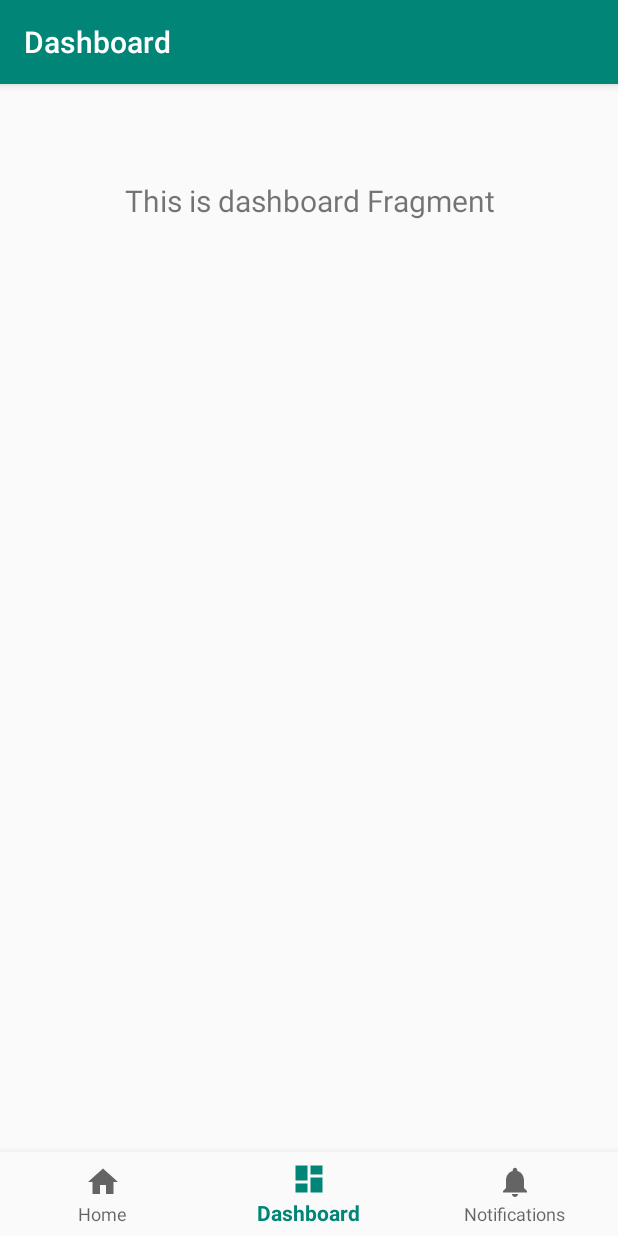
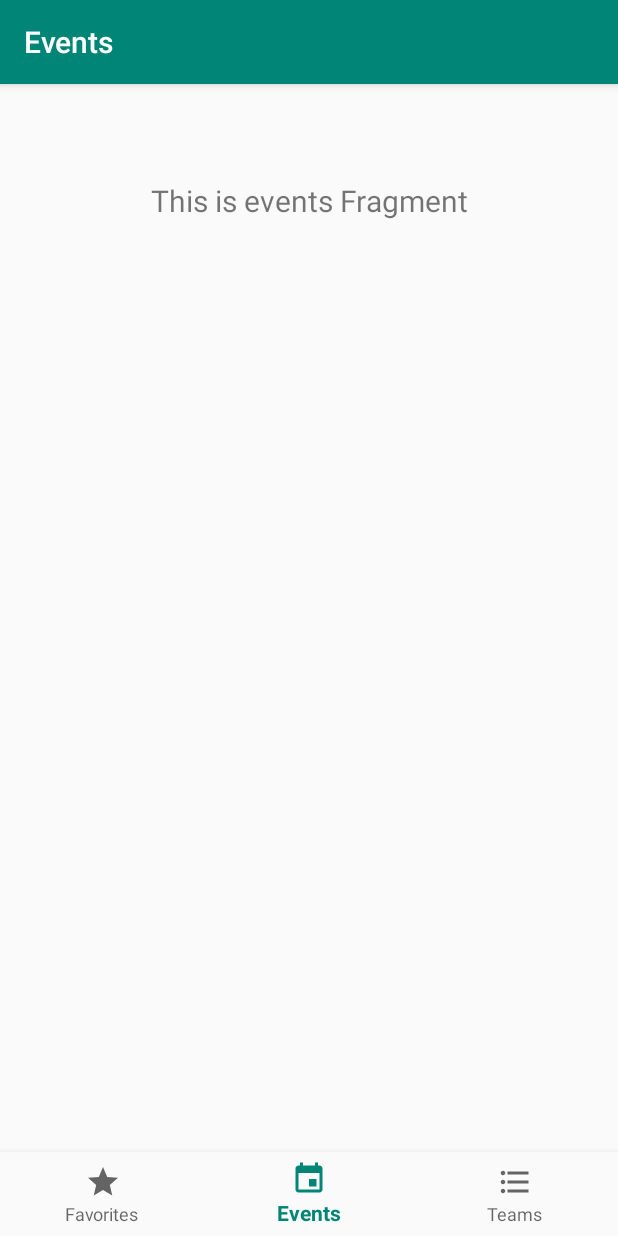
Before and after one commit to Trimbell/VEXStats, an Android app: the EventsFragment screen opened through its navigation route, item 2 of the bottom bar chosen, on a phone screen of 412 x 824 dp. Run offline under Robolectric (Android 15) with nearby library versions, the phone set to English and light mode, and no system bars; our stand-ins replace navigation-ui.

Commit message:
Change fragment names

```diff
--- a/app/src/main/java/com/trimbell/vexstats/MainActivity.kt
+++ b/app/src/main/java/com/trimbell/vexstats/MainActivity.kt
@@ -20,7 +20,7 @@ class MainActivity : AppCompatActivity() {
         // menu should be considered as top level destinations.
         val appBarConfiguration = AppBarConfiguration(
             setOf(
-                R.id.navigation_home, R.id.navigation_dashboard, R.id.navigation_notifications
+                R.id.navigation_favorites, R.id.navigation_events, R.id.navigation_teams
             )
         )
         setupActionBarWithNavController(navController, appBarConfiguration)
--- a/app/src/main/java/com/trimbell/vexstats/ui/notifications/NotificationsFragment.kt
+++ b/app/src/main/java/com/trimbell/vexstats/ui/events/EventsFragment.kt
@@ -1,4 +1,4 @@
-package com.trimbell.vexstats.ui.notifications
+package com.trimbell.vexstats.ui.events
 
 import android.os.Bundle
 import android.view.LayoutInflater
@@ -10,20 +10,20 @@ import androidx.lifecycle.Observer
 import androidx.lifecycle.ViewModelProviders
 import com.trimbell.vexstats.R
 
-class NotificationsFragment : Fragment() {
+class EventsFragment : Fragment() {
 
-    private lateinit var notificationsViewModel: NotificationsViewModel
+    private lateinit var eventsViewModel: EventsViewModel
 
     override fun onCreateView(
         inflater: LayoutInflater,
         container: ViewGroup?,
         savedInstanceState: Bundle?
     ): View? {
-        notificationsViewModel =
-            ViewModelProviders.of(this).get(NotificationsViewModel::class.java)
-        val root = inflater.inflate(R.layout.fragment_notifications, container, false)
-        val textView: TextView = root.findViewById(R.id.text_notifications)
-        notificationsViewModel.text.observe(this, Observer {
+        eventsViewModel =
+            ViewModelProviders.of(this).get(EventsViewModel::class.java)
+        val root = inflater.inflate(R.layout.fragment_events, container, false)
+        val textView: TextView = root.findViewById(R.id.text_dashboard)
+        eventsViewModel.text.observe(this, Observer {
             textView.text = it
         })
         return root
--- a/app/src/main/java/com/trimbell/vexstats/ui/dashboard/DashboardViewModel.kt
+++ b/app/src/main/java/com/trimbell/vexstats/ui/events/EventsViewModel.kt
@@ -1,13 +1,13 @@
-package com.trimbell.vexstats.ui.dashboard
+package com.trimbell.vexstats.ui.events
 
 import androidx.lifecycle.LiveData
 import androidx.lifecycle.MutableLiveData
 import androidx.lifecycle.ViewModel
 
-class DashboardViewModel : ViewModel() {
+class EventsViewModel : ViewModel() {
 
     private val _text = MutableLiveData<String>().apply {
-        value = "This is dashboard Fragment"
+        value = "This is events Fragment"
     }
     val text: LiveData<String> = _text
 }
--- a/app/src/main/java/com/trimbell/vexstats/ui/home/HomeFragment.kt
+++ b/app/src/main/java/com/trimbell/vexstats/ui/favorites/FavoritesFragment.kt
@@ -1,4 +1,4 @@
-package com.trimbell.vexstats.ui.home
+package com.trimbell.vexstats.ui.favorites
 
 import android.os.Bundle
 import android.view.LayoutInflater
@@ -10,20 +10,20 @@ import androidx.lifecycle.Observer
 import androidx.lifecycle.ViewModelProviders
 import com.trimbell.vexstats.R
 
-class HomeFragment : Fragment() {
+class FavoritesFragment : Fragment() {
 
-    private lateinit var homeViewModel: HomeViewModel
+    private lateinit var favoritesViewModel: FavoritesViewModel
 
     override fun onCreateView(
         inflater: LayoutInflater,
         container: ViewGroup?,
         savedInstanceState: Bundle?
     ): View? {
-        homeViewModel =
-            ViewModelProviders.of(this).get(HomeViewModel::class.java)
-        val root = inflater.inflate(R.layout.fragment_home, container, false)
+        favoritesViewModel =
+            ViewModelProviders.of(this).get(FavoritesViewModel::class.java)
+        val root = inflater.inflate(R.layout.fragment_favorites, container, false)
         val textView: TextView = root.findViewById(R.id.text_home)
-        homeViewModel.text.observe(this, Observer {
+        favoritesViewModel.text.observe(this, Observer {
             textView.text = it
         })
         return root
--- a/app/src/main/java/com/trimbell/vexstats/ui/notifications/NotificationsViewModel.kt
+++ b/app/src/main/java/com/trimbell/vexstats/ui/favorites/FavoritesViewModel.kt
@@ -1,13 +1,13 @@
-package com.trimbell.vexstats.ui.notifications
+package com.trimbell.vexstats.ui.favorites
 
 import androidx.lifecycle.LiveData
 import androidx.lifecycle.MutableLiveData
 import androidx.lifecycle.ViewModel
 
-class NotificationsViewModel : ViewModel() {
+class FavoritesViewModel : ViewModel() {
 
     private val _text = MutableLiveData<String>().apply {
-        value = "This is notifications Fragment"
+        value = "This is favorites Fragment"
     }
     val text: LiveData<String> = _text
 }
--- a/app/src/main/java/com/trimbell/vexstats/ui/dashboard/DashboardFragment.kt
+++ b/app/src/main/java/com/trimbell/vexstats/ui/teams/TeamsFragment.kt
@@ -1,4 +1,4 @@
-package com.trimbell.vexstats.ui.dashboard
+package com.trimbell.vexstats.ui.teams
 
 import android.os.Bundle
 import android.view.LayoutInflater
@@ -10,20 +10,20 @@ import androidx.lifecycle.Observer
 import androidx.lifecycle.ViewModelProviders
 import com.trimbell.vexstats.R
 
-class DashboardFragment : Fragment() {
+class TeamsFragment : Fragment() {
 
-    private lateinit var dashboardViewModel: DashboardViewModel
+    private lateinit var teamsViewModel: TeamsViewModel
 
     override fun onCreateView(
         inflater: LayoutInflater,
         container: ViewGroup?,
         savedInstanceState: Bundle?
     ): View? {
-        dashboardViewModel =
-            ViewModelProviders.of(this).get(DashboardViewModel::class.java)
-        val root = inflater.inflate(R.layout.fragment_dashboard, container, false)
-        val textView: TextView = root.findViewById(R.id.text_dashboard)
-        dashboardViewModel.text.observe(this, Observer {
+        teamsViewModel =
+            ViewModelProviders.of(this).get(TeamsViewModel::class.java)
+        val root = inflater.inflate(R.layout.fragment_teams, container, false)
+        val textView: TextView = root.findViewById(R.id.text_notifications)
+        teamsViewModel.text.observe(this, Observer {
             textView.text = it
         })
         return root
--- a/app/src/main/java/com/trimbell/vexstats/ui/home/HomeViewModel.kt
+++ b/app/src/main/java/com/trimbell/vexstats/ui/teams/TeamsViewModel.kt
@@ -1,13 +1,13 @@
-package com.trimbell.vexstats.ui.home
+package com.trimbell.vexstats.ui.teams
 
 import androidx.lifecycle.LiveData
 import androidx.lifecycle.MutableLiveData
 import androidx.lifecycle.ViewModel
 
-class HomeViewModel : ViewModel() {
+class TeamsViewModel : ViewModel() {
 
     private val _text = MutableLiveData<String>().apply {
-        value = "This is home Fragment"
+        value = "This is teams Fragment"
     }
     val text: LiveData<String> = _text
 }
--- /dev/null
+++ b/app/src/main/res/drawable/ic_event_black_24dp.xml
@@ -0,0 +1,9 @@
+<vector xmlns:android="http://schemas.android.com/apk/res/android"
+        android:width="24dp"
+        android:height="24dp"
+        android:viewportWidth="24.0"
+        android:viewportHeight="24.0">
+    <path
+        android:fillColor="#FF000000"
+        android:pathData="M17,12h-5v5h5v-5zM16,1v2L8,3L8,1L6,1v2L5,3c-1.11,0 -1.99,0.9 -1.99,2L3,19c0,1.1 0.89,2 2,2h14c1.1,0 2,-0.9 2,-2L21,5c0,-1.1 -0.9,-2 -2,-2h-1L18,1h-2zM19,19L5,19L5,8h14v11z"/>
+</vector>
--- /dev/null
+++ b/app/src/main/res/drawable/ic_format_list_bulleted_black_24dp.xml
@@ -0,0 +1,9 @@
+<vector xmlns:android="http://schemas.android.com/apk/res/android"
+        android:width="24dp"
+        android:height="24dp"
+        android:viewportWidth="24.0"
+        android:viewportHeight="24.0">
+    <path
+        android:fillColor="#FF000000"
+        android:pathData="M4,10.5c-0.83,0 -1.5,0.67 -1.5,1.5s0.67,1.5 1.5,1.5 1.5,-0.67 1.5,-1.5 -0.67,-1.5 -1.5,-1.5zM4,4.5c-0.83,0 -1.5,0.67 -1.5,1.5S3.17,7.5 4,7.5 5.5,6.83 5.5,6 4.83,4.5 4,4.5zM4,16.5c-0.83,0 -1.5,0.68 -1.5,1.5s0.68,1.5 1.5,1.5 1.5,-0.68 1.5,-1.5 -0.67,-1.5 -1.5,-1.5zM7,19h14v-2L7,17v2zM7,13h14v-2L7,11v2zM7,5v2h14L21,5L7,5z"/>
+</vector>
--- /dev/null
+++ b/app/src/main/res/drawable/ic_star_black_24dp.xml
@@ -0,0 +1,9 @@
+<vector xmlns:android="http://schemas.android.com/apk/res/android"
+        android:width="24dp"
+        android:height="24dp"
+        android:viewportWidth="24.0"
+        android:viewportHeight="24.0">
+    <path
+        android:fillColor="#FF000000"
+        android:pathData="M12,17.27L18.18,21l-1.64,-7.03L22,9.24l-7.19,-0.61L12,2 9.19,8.63 2,9.24l5.46,4.73L5.82,21z"/>
+</vector>
--- a/app/src/main/res/menu/bottom_nav_menu.xml
+++ b/app/src/main/res/menu/bottom_nav_menu.xml
@@ -2,18 +2,18 @@
 <menu xmlns:android="http://schemas.android.com/apk/res/android">
 
     <item
-        android:id="@+id/navigation_home"
-        android:icon="@drawable/ic_home_black_24dp"
-        android:title="@string/title_home" />
+        android:id="@+id/navigation_favorites"
+        android:icon="@drawable/ic_star_black_24dp"
+        android:title="@string/title_favorites" />
 
     <item
-        android:id="@+id/navigation_dashboard"
-        android:icon="@drawable/ic_dashboard_black_24dp"
-        android:title="@string/title_dashboard" />
+        android:id="@+id/navigation_events"
+        android:icon="@drawable/ic_event_black_24dp"
+        android:title="@string/title_events" />
 
     <item
-        android:id="@+id/navigation_notifications"
-        android:icon="@drawable/ic_notifications_black_24dp"
-        android:title="@string/title_notifications" />
+        android:id="@+id/navigation_teams"
+        android:icon="@drawable/ic_format_list_bulleted_black_24dp"
+        android:title="@string/title_teams" />
 
 </menu>
--- a/app/src/main/res/navigation/mobile_navigation.xml
+++ b/app/src/main/res/navigation/mobile_navigation.xml
@@ -3,23 +3,23 @@
     xmlns:app="http://schemas.android.com/apk/res-auto"
     xmlns:tools="http://schemas.android.com/tools"
     android:id="@+id/mobile_navigation"
-    app:startDestination="@+id/navigation_home">
+    app:startDestination="@+id/navigation_favorites">
 
     <fragment
-        android:id="@+id/navigation_home"
-        android:name="com.trimbell.vexstats.ui.home.HomeFragment"
-        android:label="@string/title_home"
-        tools:layout="@layout/fragment_home" />
+        android:id="@+id/navigation_favorites"
+        android:name="com.trimbell.vexstats.ui.favorites.FavoritesFragment"
+        android:label="@string/title_favorites"
+        tools:layout="@layout/fragment_favorites" />
 
     <fragment
-        android:id="@+id/navigation_dashboard"
-        android:name="com.trimbell.vexstats.ui.dashboard.DashboardFragment"
-        android:label="@string/title_dashboard"
-        tools:layout="@layout/fragment_dashboard" />
+        android:id="@+id/navigation_events"
+        android:name="com.trimbell.vexstats.ui.events.EventsFragment"
+        android:label="@string/title_events"
+        tools:layout="@layout/fragment_events" />
 
     <fragment
-        android:id="@+id/navigation_notifications"
-        android:name="com.trimbell.vexstats.ui.notifications.NotificationsFragment"
-        android:label="@string/title_notifications"
-        tools:layout="@layout/fragment_notifications" />
+        android:id="@+id/navigation_teams"
+        android:name="com.trimbell.vexstats.ui.teams.TeamsFragment"
+        android:label="@string/title_teams"
+        tools:layout="@layout/fragment_teams" />
 </navigation>
--- a/app/src/main/res/values/strings.xml
+++ b/app/src/main/res/values/strings.xml
@@ -1,6 +1,6 @@
 <resources>
     <string name="app_name">VEXStats</string>
-    <string name="title_home">Home</string>
-    <string name="title_dashboard">Dashboard</string>
-    <string name="title_notifications">Notifications</string>
+    <string name="title_favorites">Favorites</string>
+    <string name="title_events">Events</string>
+    <string name="title_teams">Teams</string>
 </resources>
```
Also changed, not shown: app/src/main/res/layout/fragment_events.xml (renamed from app/src/main/res/layout/fragment_dashboard.xml), app/src/main/res/layout/fragment_favorites.xml (renamed from app/src/main/res/layout/fragment_home.xml), app/src/main/res/layout/fragment_teams.xml (renamed from app/src/main/res/layout/fragment_notifications.xml).
